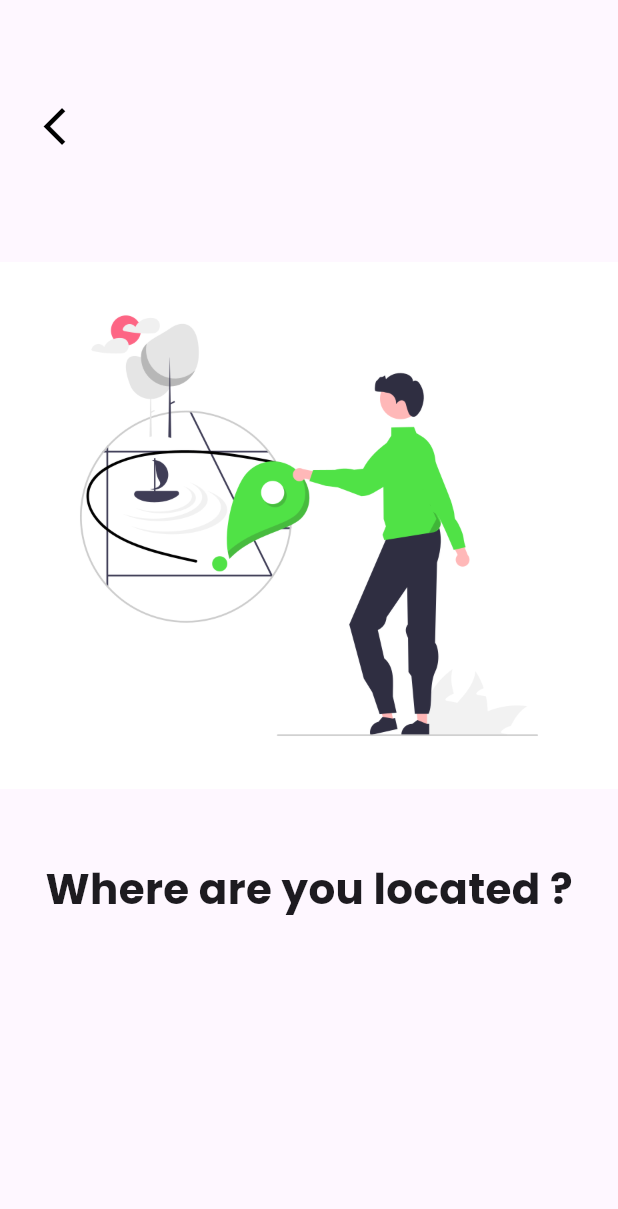
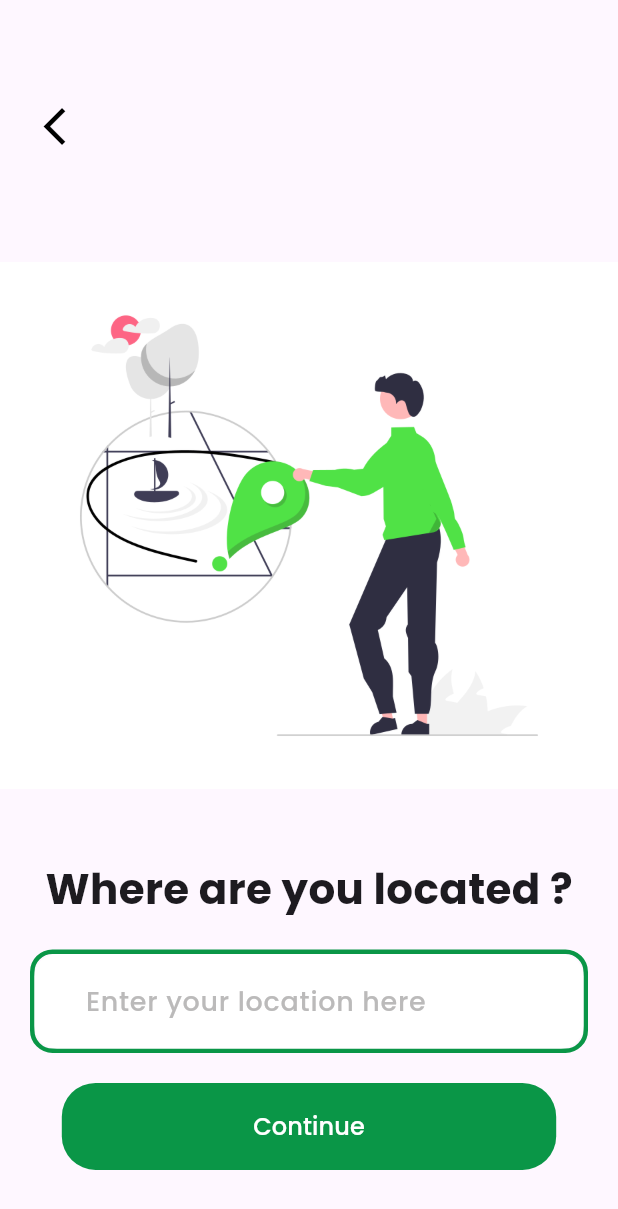
Before and after one commit to Codewire-github/SecondLife-front, a Flutter app: the LocationScreen screen opened directly, on a phone screen of 412 x 824 dp. Shown: the top 1209 px of the screen. Run offline on Flutter 3.47's test engine with Material 3 defaults, Android fonts, the phone set to English and light mode, and no system bars; our stand-ins replace camera, dotted_line, get, google_fonts, google_nav_bar and 2 more; missing offline and left inert: dart:ffi, flutter_barcode_scanner.

Commit message:
data inputs to generate QR

```diff
--- a/lib/screens/Signup/screens/location_screen.dart
+++ b/lib/screens/Signup/screens/location_screen.dart
@@ -1,5 +1,8 @@
 import 'package:flutter/material.dart';
+import 'package:get/get.dart';
 import 'package:secondlife/common/widgets/back_button.dart';
+import 'package:secondlife/common/widgets/customButtons.dart';
+import 'package:secondlife/screens/Signup/screens/emailscreen.dart';
 
 class LocationScreen extends StatefulWidget {
   const LocationScreen({super.key});
@@ -24,6 +27,43 @@ class _LocationScreenState extends State<LocationScreen> {
               "Where are you located ?",
               style: TextStyle(fontSize: 28, fontWeight: FontWeight.w700),
             ),
+            Padding(
+              padding: const EdgeInsets.all(20.0),
+              child: Container(
+                decoration: BoxDecoration(
+                    border: Border.all(
+                        color: Color.fromARGB(255, 10, 150, 71), width: 3),
+                    borderRadius: BorderRadius.circular(15)),
+                child: TextField(
+                  //controller: _controller,
+                  decoration: InputDecoration(
+                      contentPadding: EdgeInsets.only(
+                          left: 30, right: 18, top: 18, bottom: 18),
+                      border: OutlineInputBorder(
+                        borderRadius: BorderRadius.circular(15),
+                        borderSide: BorderSide.none, // Increased border width
+                      ),
+                      fillColor: Colors.white,
+                      filled: true,
+                      hintText: 'Enter your location here',
+                      hintStyle: const TextStyle(
+                          fontSize: 18,
+                          fontWeight: FontWeight.w500,
+                          color: Color.fromARGB(255, 187, 186, 186))),
+                ),
+              ),
+            ),
+            Align(
+              alignment: Alignment.bottomCenter,
+              child: Padding(
+                padding: const EdgeInsets.only(bottom: 35),
+                child: CustomLargeButton(
+                    label: "Continue",
+                    onPressed: () {
+                      Get.to(() => EmailScreen());
+                    }),
+              ),
+            )
           ],
         ),
       ]),
```
Also changed, not shown: lib/screens/profile_screen/profile_screen_recycler.dart (+6 -28 lines), 1 other file.
